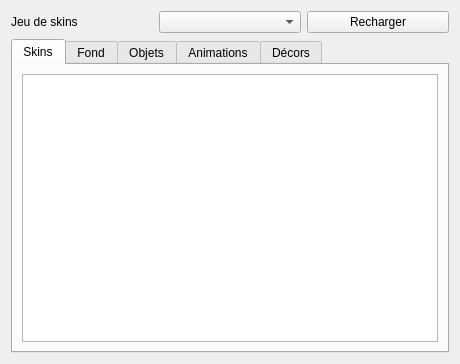
Old version of the form Source/Elements/UI/TexturePanel.ui in the repository azertval/ProjectGaming.
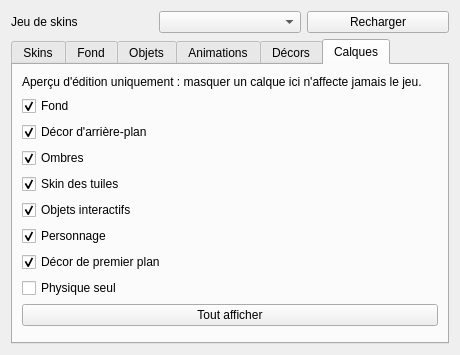
New version of the form. The open tabs and pages were chosen to show the change.

Commit message: feat(hmi): mode d'inspection « definition des textures » par calque (LOT-51) (#77)

```diff
--- a/Source/Elements/UI/TexturePanel.ui
+++ b/Source/Elements/UI/TexturePanel.ui
@@ -214,6 +214,86 @@
        </item>
       </layout>
      </widget>
+     <!-- Section « Calques » (LOT-51) : mode d'inspection « définition des textures », éditeur
+          uniquement. DÉCOMPOSE le rendu pour auditer chaque calque, à l'inverse de F8 qui le
+          COMPOSE tel que le joueur le verra (EX-REN-046) : les deux ne doivent jamais être
+          confondus, d'où le libellé "Aperçu" (jamais "Jeu") sur cet onglet. Cases dans l'ORDRE DE
+          DESSIN (hmi::RenderLayer, EX-REN-014) : c'est ce qui rend la pile de calques
+          compréhensible d'un coup d'œil. Toutes cochées par défaut (tout visible), jamais
+          persistées entre deux sessions. -->
+     <widget class="QWidget" name="layersTab">
+      <attribute name="title"><string>Calques</string></attribute>
+      <layout class="QVBoxLayout" name="layersLayout">
+       <item>
+        <widget class="QLabel" name="layersHintLabel">
+         <property name="text">
+          <string>Aperçu d'édition uniquement : masquer un calque ici n'affecte jamais le jeu.</string>
+         </property>
+         <property name="wordWrap"><bool>true</bool></property>
+        </widget>
+       </item>
+       <item>
+        <widget class="QCheckBox" name="layersBackgroundCheck">
+         <property name="text"><string>Fond</string></property>
+         <property name="checked"><bool>true</bool></property>
+        </widget>
+       </item>
+       <item>
+        <widget class="QCheckBox" name="layersDecorBackgroundCheck">
+         <property name="text"><string>Décor d'arrière-plan</string></property>
+         <property name="checked"><bool>true</bool></property>
+        </widget>
+       </item>
+       <item>
+        <widget class="QCheckBox" name="layersShadowCheck">
+         <property name="text"><string>Ombres</string></property>
+         <property name="checked"><bool>true</bool></property>
+        </widget>
+       </item>
+       <item>
+        <widget class="QCheckBox" name="layersTileSkinCheck">
+         <property name="text"><string>Skin des tuiles</string></property>
+         <property name="checked"><bool>true</bool></property>
+        </widget>
+       </item>
+       <item>
+        <widget class="QCheckBox" name="layersObjectsCheck">
+         <property name="text"><string>Objets interactifs</string></property>
+         <property name="checked"><bool>true</bool></property>
+        </widget>
+       </item>
+       <item>
+        <widget class="QCheckBox" name="layersPlayerCheck">
+         <property name="text"><string>Personnage</string></property>
+         <property name="checked"><bool>true</bool></property>
+        </widget>
+       </item>
+       <item>
+        <widget class="QCheckBox" name="layersDecorForegroundCheck">
+         <property name="text"><string>Décor de premier plan</string></property>
+         <property name="checked"><bool>true</bool></property>
+        </widget>
+       </item>
+       <item>
+        <widget class="QCheckBox" name="layersPhysiqueCheck">
+         <property name="text"><string>Physique seul</string></property>
+         <property name="toolTip">
+          <string>Même bascule que F8 (Jeu), vue depuis ce panneau.</string>
+         </property>
+        </widget>
+       </item>
+       <item>
+        <widget class="QPushButton" name="layersShowAllButton">
+         <property name="text"><string>Tout afficher</string></property>
+        </widget>
+       </item>
+       <item>
+        <spacer name="layersSpacer">
+         <property name="orientation"><enum>Qt::Vertical</enum></property>
+        </spacer>
+       </item>
+      </layout>
+     </widget>
     </widget>
    </item>
   </layout>
```
The commit also changes 30 other files.
